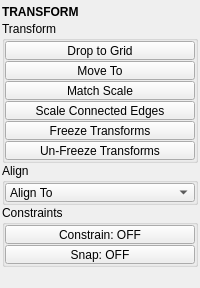
Old version of the form tentacle/ui/transform.ui in the repository m3trik/tentacle.
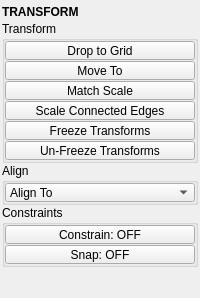
New version of the form. Custom widgets are drawn as their Qt base class.

What changed in the file:
```diff
--- a/tentacle/ui/transform.ui
+++ b/tentacle/ui/transform.ui
@@ -553,6 +553,9 @@
         <property name="orientation">
          <enum>Qt::Vertical</enum>
         </property>
+        <property name="sizeType">
+         <enum>QSizePolicy::Fixed</enum>
+        </property>
         <property name="sizeHint" stdset="0">
          <size>
           <width>0</width>
```
Left out of the diff: 18 changed lines with no effect on the pictures.
